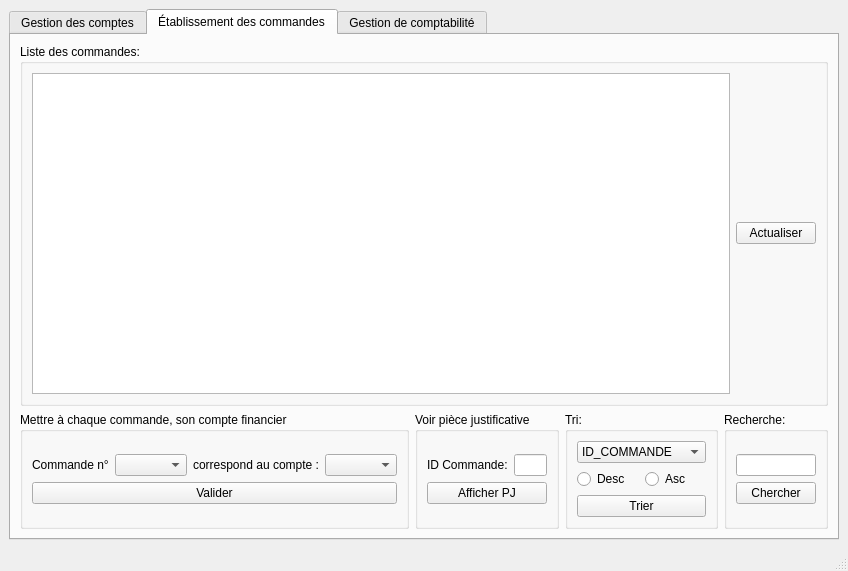
The window that mainwindow.ui (Khouini/Gestion-Fiance-Qt) describes before a commit, drawn with Qt 5.
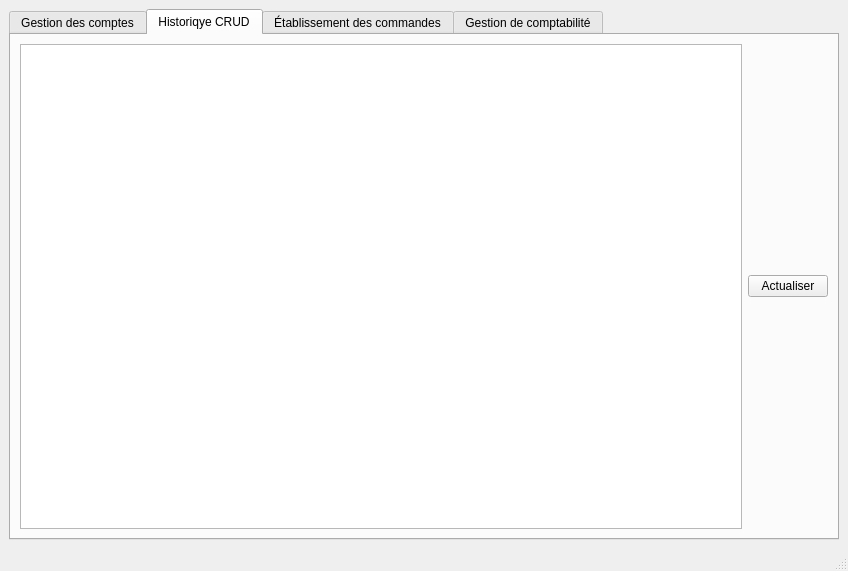
The same window after the commit. The open tabs and pages were chosen to show the change.

```diff
--- a/mainwindow.ui
+++ b/mainwindow.ui
@@ -357,6 +357,27 @@
         </item>
        </layout>
       </widget>
+      <widget class="QWidget" name="tab_4">
+       <attribute name="title">
+        <string>Historiqye CRUD</string>
+       </attribute>
+       <layout class="QVBoxLayout" name="verticalLayout_14">
+        <item>
+         <layout class="QHBoxLayout" name="horizontalLayout_3">
+          <item>
+           <widget class="QTableView" name="tableViewHistorique"/>
+          </item>
+          <item>
+           <widget class="QPushButton" name="pushButtonActualiserHistorique">
+            <property name="text">
+             <string>Actualiser</string>
+            </property>
+           </widget>
+          </item>
+         </layout>
+        </item>
+       </layout>
+      </widget>
       <widget class="QWidget" name="tab">
        <attribute name="title">
         <string>Établissement des commandes</string>
```
Left out of the diff: 4 changed lines with no effect on the pictures.
